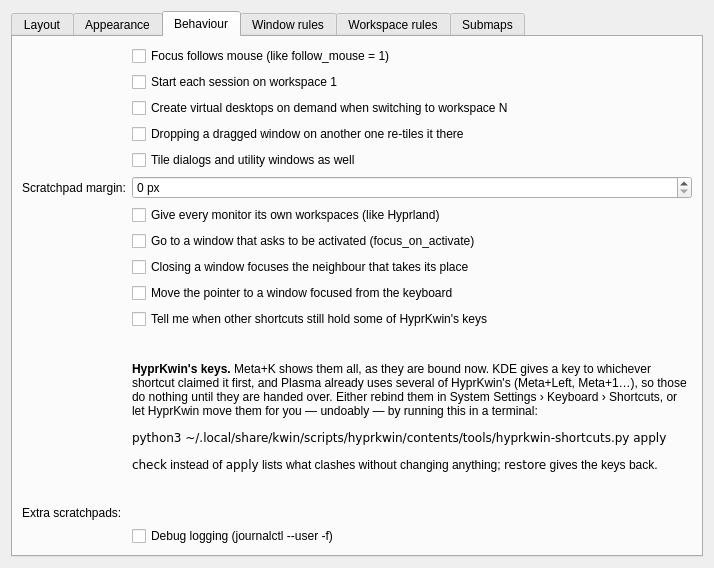
First picture: the form in package/contents/ui/config.ui, repository DGBooth/HyprKwin, before the edit.
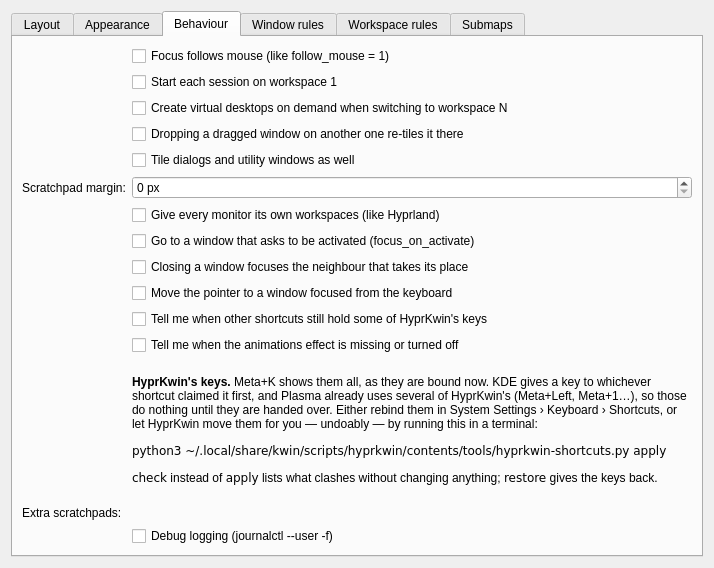
Second picture: the form after the edit. The open tabs and pages were chosen to show the change. Custom widgets are drawn as their Qt base class.

Commit message: Say once when the animations are missing or off, and the keys once

What changed in the file:
```diff
--- a/package/contents/ui/config.ui
+++ b/package/contents/ui/config.ui
@@ -410,10 +410,20 @@
         </widget>
        </item>
        <item row="10" column="1">
+        <layout class="QVBoxLayout" name="noticesLayout">
+         <item>
         <widget class="QCheckBox" name="kcfg_WarnKeyConflicts">
          <property name="text"><string>Tell me when other shortcuts still hold some of HyprKwin's keys</string></property>
-         <property name="toolTip"><string>Shown a few seconds after HyprKwin starts, and written to the log with every key and who has it.</string></property>
-        </widget>
+           <property name="toolTip"><string>Said once, a few seconds after HyprKwin starts, and again only if another key comes to clash later. Every key and who has it goes to the log each time, and Meta+K marks them.</string></property>
+          </widget>
+         </item>
+         <item>
+          <widget class="QCheckBox" name="kcfg_AnimationsNotice">
+           <property name="text"><string>Tell me when the animations effect is missing or turned off</string></property>
+           <property name="toolTip"><string>HyprKwin's window animations are a separate KWin effect, "HyprKwin animations", installed and turned on in Desktop Effects. Said once.</string></property>
+          </widget>
+         </item>
+        </layout>
        </item>
        <item row="11" column="1">
         <widget class="QLabel" name="keysHelp">
```
Lines whose indentation alone changed are shown as unchanged. The commit also changes 8 other files.
